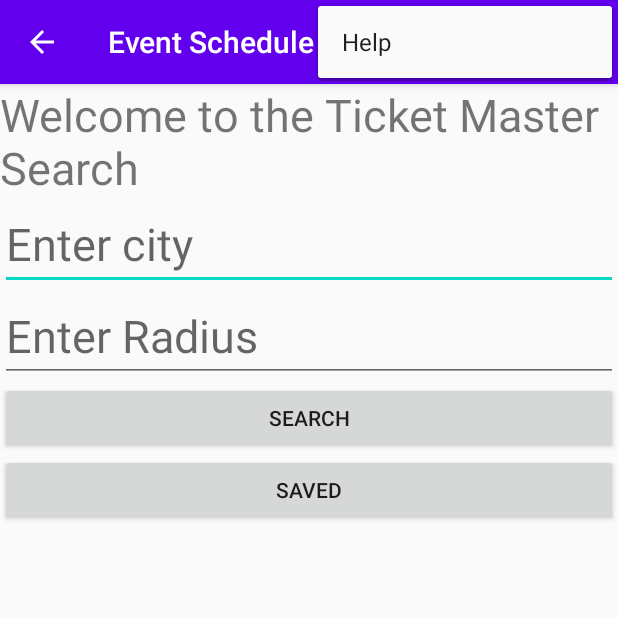
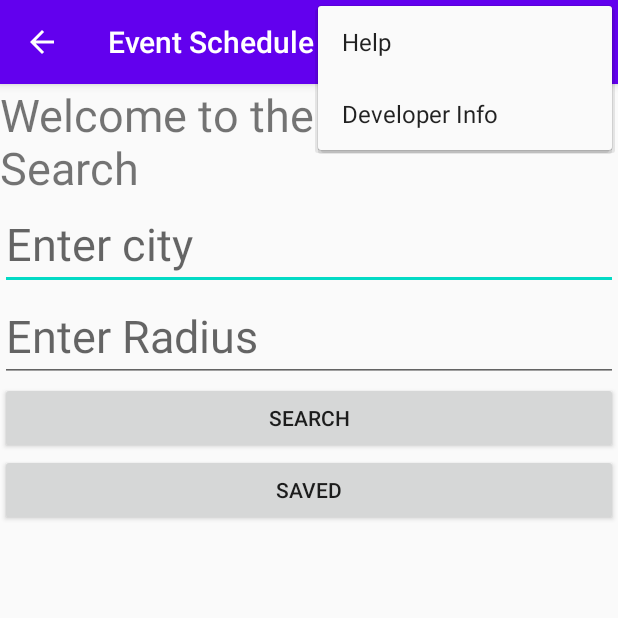
Before and after one commit to jang0030/ItsWinter, an Android app: the EventHomeActivity screen opened directly, with no data from a screen before it, with the options menu open, on a phone screen of 412 x 824 dp, the top half of it. Run offline under Robolectric (Android 15) with nearby library versions, the phone set to English and light mode, and no system bars; Roboto replaces fonts that are not available here.

Commit message:
Added dev info

```diff
--- a/app/src/main/res/menu/activity_event_home_menu.xml
+++ b/app/src/main/res/menu/activity_event_home_menu.xml
@@ -3,5 +3,7 @@
     xmlns:android="http://schemas.android.com/apk/res/android">
     <item
         android:id="@+id/e_eventHomeMenu"
-        android:title="@string/e_eventHomeString"/>
+        android:title="@string/e_homeHelpMessageTitle"/>
+    <item android:id="@+id/e_developerInfoMenu"
+        android:title="@string/e_developerInfo"/>
 </menu>
--- a/app/src/main/res/values/strings.xml
+++ b/app/src/main/res/values/strings.xml
@@ -62,9 +62,9 @@
     <string name="e_snackBarFalseString">This event has been saved</string>
     <string name="e_homeHelpMessageTitle">Help</string>
     <string name="e_homeHelpMessageBody">Enter the city and radius of you would like to search in the first two boxes. Press the search button to search, saved button to see events you have saved.</string>
-    <string name="e_eventHomeString">Help</string>
     <string name="e_DetailsHelpMessageBody">Thiis screen shows event details. Click the button to go to Ticket Master.ca</string>
     <string name="e_ResultsHelpMessageBody">Click an event to see more details</string>
+    <string name="e_developerInfo">Developer Info</string>
 
 
 </resources>
```
Also changed, not shown: app/src/main/java/mobilesdkdemo/rbbn/itswinter/event/EventDetails.java (+7 -0 lines), app/src/main/java/mobilesdkdemo/rbbn/itswinter/event/EventHomeActivity.java (+9 -3 lines), app/src/main/java/mobilesdkdemo/rbbn/itswinter/event/EventResults.java (+7 -0 lines), app/src/main/java/mobilesdkdemo/rbbn/itswinter/event/SavedEvents.java (+7 -0 lines), 1 other file.
